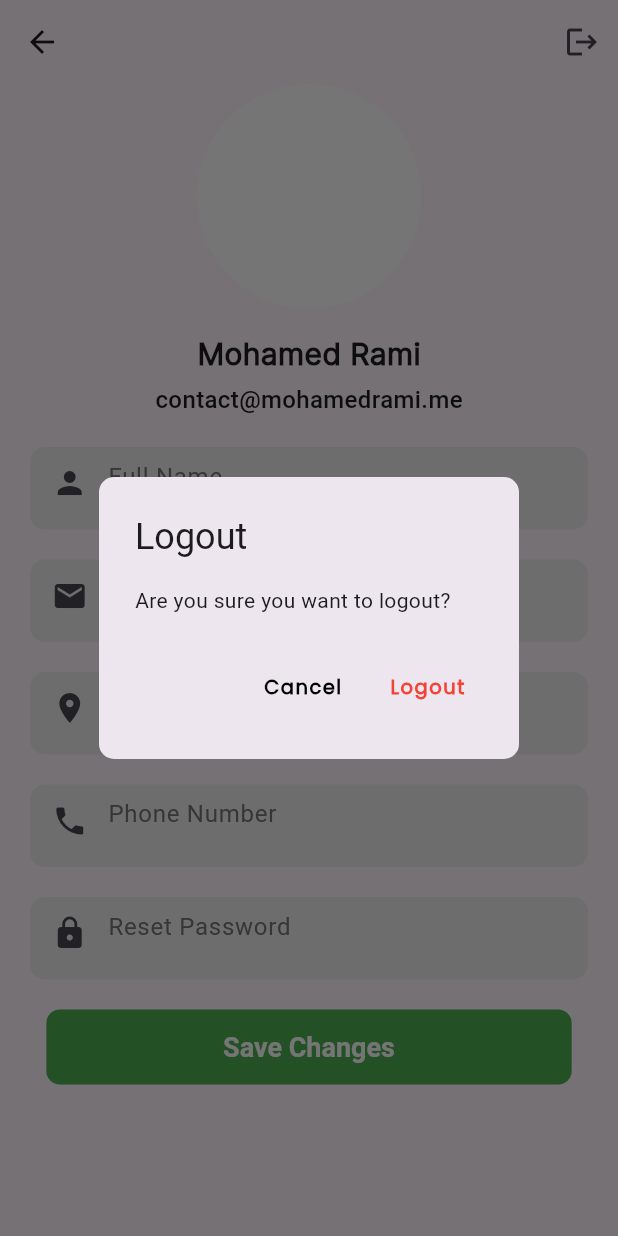
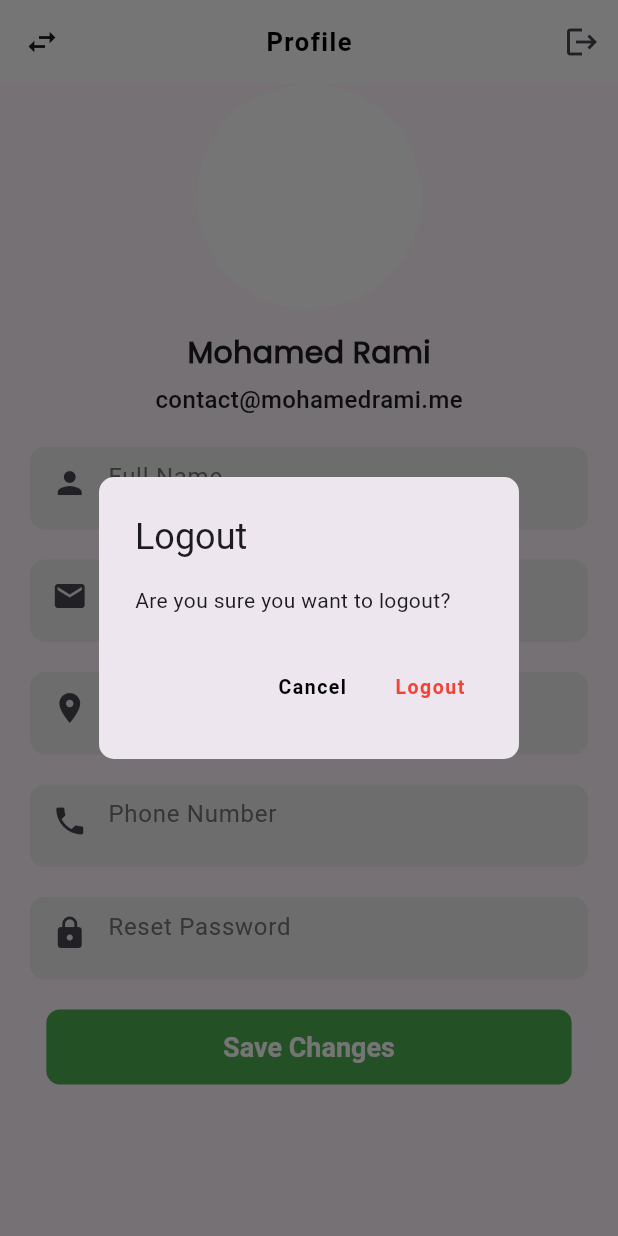
Before and after one commit to med-rami-dev/ekrili, a Flutter app: the UserView screen opened directly, after a tap on the "logout" icon, on a phone screen of 412 x 824 dp. Run offline on Flutter 3.47's test engine with Material 3 defaults, Android fonts, the phone set to English and light mode, and no system bars; our stand-ins replace flutter_animate, flutter_carousel_widget, go_router, google_nav_bar, readmore; network calls fail.

Commit message:
add swap account and back button

```diff
--- a/lib/constants.dart
+++ b/lib/constants.dart
@@ -11,3 +11,8 @@ import 'package:flutter/material.dart';
 const Color kPrimaryColor = Color(0xFFAFC8AD);
 const Color kSecondaryColor = Color(0xFFe3dfcf);
 const double kPrimaryHeightBetweenW = 20;
+//* Temporary values
+const String kCarName = "Audi RS6";
+const String kCarPrice = "4500 DZD/24H";
+const String kCarImage =
+    "https://media.ed.edmunds-media.com/audi/rs-6/2024/oem/2024_audi_rs-6_wagon_performance_fq_oem_1_815.jpg";
--- a/lib/core/utils/app_router.dart
+++ b/lib/core/utils/app_router.dart
@@ -1,6 +1,5 @@
 import 'package:ekrili/features/auth/presentation/view/login_view.dart';
 import 'package:ekrili/features/auth/presentation/view/register_view.dart';
-import 'package:ekrili/features/home/presentation/view/home_view.dart';
 import 'package:ekrili/features/listing/presentation/view/listing_details_view.dart';
 import 'package:ekrili/features/splash/presentation/view/splash_view.dart';
 import 'package:ekrili/main_routing_view.dart';
--- a/lib/core/utils/styles.dart
+++ b/lib/core/utils/styles.dart
@@ -12,13 +12,11 @@ abstract class Styles {
   );
 
   static const TextStyle textStyle14 = TextStyle(
-    fontSize: 14,
-    fontWeight: FontWeight.normal,
-  );
+      fontSize: 14, fontWeight: FontWeight.w500, fontFamily: "Poppins");
   static const TextStyle textStyle16 = TextStyle(
     fontSize: 16,
     fontWeight: FontWeight.w500,
   );
   static const TextStyle textStyle30 = TextStyle(
-      fontSize: 36, fontWeight: FontWeight.w600, fontFamily: "Inter-Regular");
+      fontSize: 36, fontWeight: FontWeight.w600, fontFamily: "Poppins");
 }
--- a/lib/features/user/presentation/view/user_view.dart
+++ b/lib/features/user/presentation/view/user_view.dart
@@ -1,3 +1,6 @@
+import 'package:ekrili/core/utils/styles.dart';
+import 'package:ekrili/features/user/presentation/view/widgets/logout_button_with_dialog.dart';
+import 'package:ekrili/features/user/presentation/view/widgets/swap_account_button.dart';
 import 'package:ekrili/features/user/presentation/view/widgets/user_body.dart';
 import 'package:flutter/material.dart';
 
@@ -7,54 +10,31 @@ class UserView extends StatelessWidget {
   @override
   Widget build(BuildContext context) {
     return Scaffold(
-      appBar: AppBar(
-        actions: [
-          IconButton(
-            icon: const Icon(Icons.logout),
-            onPressed: () {
-              showDialog(
-                context: context,
-                builder: (BuildContext context) {
-                  return AlertDialog(
-                    shape: RoundedRectangleBorder(
-                        borderRadius: BorderRadius.circular(10)),
-                    title: const Text('Logout'),
-                    content: const Text('Are you sure you want to logout?'),
-                    actions: [
-                      TextButton(
-                        child: const Text('Cancel',
-                            style: TextStyle(
-                                color: Colors.black,
-                                letterSpacing: 1,
-                                fontSize: 13,
-                                fontWeight: FontWeight.w600,
-                                fontFamily: 'Poppins-Regular')),
-                        onPressed: () {
-                          Navigator.of(context).pop();
-                        },
-                      ),
-                      TextButton(
-                        child: const Text('Logout',
-                            style: TextStyle(
-                                color: Colors.red,
-                                letterSpacing: 1,
-                                fontSize: 13,
-                                fontWeight: FontWeight.bold,
-                                fontFamily: 'Poppins-Regular')),
-                        onPressed: () {
-                          //? Perform logout logic here
-                          Navigator.of(context).pop();
-                        },
-                      ),
-                    ],
-                  );
-                },
-              );
-            },
-          ),
+        body: CustomScrollView(slivers: [
+      SliverAppBar(
+        title: Text(
+          'Profile',
+          style: Styles.textStyle14.copyWith(
+              color: Colors.black,
+              letterSpacing: 1,
+              fontSize: 17,
+              fontWeight: FontWeight.w600,
+              fontFamily: 'Poppins-Regular'),
+        ),
+        centerTitle: true,
+        leading: const SwapAccountButton(),
+        actions: const [
+          LogoutButtonWithDialog(),
         ],
+        backgroundColor: Colors.white,
+        expandedHeight: 55.0,
+        floating: false,
+        pinned: false,
       ),
-      body: const UserViewBodyW(),
-    );
+      SliverList(
+          delegate: SliverChildListDelegate([
+        const UserViewBodyW(),
+      ]))
+    ]));
   }
 }
--- /dev/null
+++ b/lib/features/user/presentation/view/widgets/logout_button_with_dialog.dart
@@ -0,0 +1,54 @@
+import 'package:flutter/material.dart';
+
+class LogoutButtonWithDialog extends StatelessWidget {
+  const LogoutButtonWithDialog({
+    super.key,
+  });
+
+  @override
+  Widget build(BuildContext context) {
+    return IconButton(
+      icon: const Icon(Icons.logout),
+      onPressed: () {
+        showDialog(
+          context: context,
+          builder: (BuildContext context) {
+            return AlertDialog(
+              shape: RoundedRectangleBorder(
+                  borderRadius: BorderRadius.circular(10)),
+              title: const Text('Logout'),
+              content: const Text('Are you sure you want to logout?'),
+              actions: [
+                TextButton(
+                  child: const Text('Cancel',
+                      style: TextStyle(
+                          color: Colors.black,
+                          letterSpacing: 1,
+                          fontSize: 13,
+                          fontWeight: FontWeight.w600,
+                          fontFamily: 'Poppins-Regular')),
+                  onPressed: () {
+                    Navigator.of(context).pop();
+                  },
+                ),
+                TextButton(
+                  child: const Text('Logout',
+                      style: TextStyle(
+                          color: Colors.red,
+                          letterSpacing: 1,
+                          fontSize: 13,
+                          fontWeight: FontWeight.bold,
+                          fontFamily: 'Poppins-Regular')),
+                  onPressed: () {
+                    //? Perform logout logic here
+                    Navigator.of(context).pop();
+                  },
+                ),
+              ],
+            );
+          },
+        );
+      },
+    );
+  }
+}
--- a/lib/main_routing_view.dart
+++ b/lib/main_routing_view.dart
@@ -1,5 +1,5 @@
 import 'package:ekrili/features/home/presentation/view/home_view.dart';
-import 'package:ekrili/features/listing/presentation/view/listing_details_view.dart';
+import 'package:ekrili/features/process/presentation/view/rent_in_process_view.dart';
 import 'package:ekrili/features/search/presentation/view/search_view.dart';
 import 'package:ekrili/features/user/presentation/view/user_view.dart';
 import 'package:flutter/material.dart';
@@ -17,7 +17,7 @@ class _MainRoutingViewState extends State<MainRoutingView> {
   List<Widget> screens = <Widget>[
     const HomeView(),
     const SearchView(),
-    const ListingDetailsView(),
+    const RentInProcess(),
     const UserView(),
   ];
   @override
--- a/pubspec.yaml
+++ b/pubspec.yaml
@@ -73,6 +73,6 @@ flutter:
     - family: BungeeShade
       fonts:
         - asset: assets/fonts/BungeeShade-Regular.ttf
-    - family: Poppins-Regular
+    - family: Poppins
       fonts:
         - asset: assets/fonts/Poppins-Regular.ttf
```
Also changed, not shown: lib/core/widgets/back_button.dart (added, +22 -0 lines), lib/features/listing/presentation/view/widgets/listing_image.dart (+11 -2 lines), lib/features/process/presentation/view/rent_in_process_view.dart (added, +13 -0 lines), lib/features/process/presentation/view/widgets/rent_in_process_body.dart (added, +23 -0 lines), lib/features/process/presentation/view/widgets/single_rent_in_process.dart (added, +89 -0 lines), lib/features/process/presentation/view/widgets/top_section.dart (added, +29 -0 lines), lib/features/user/presentation/view/widgets/swap_account_button.dart (added, +55 -0 lines).
